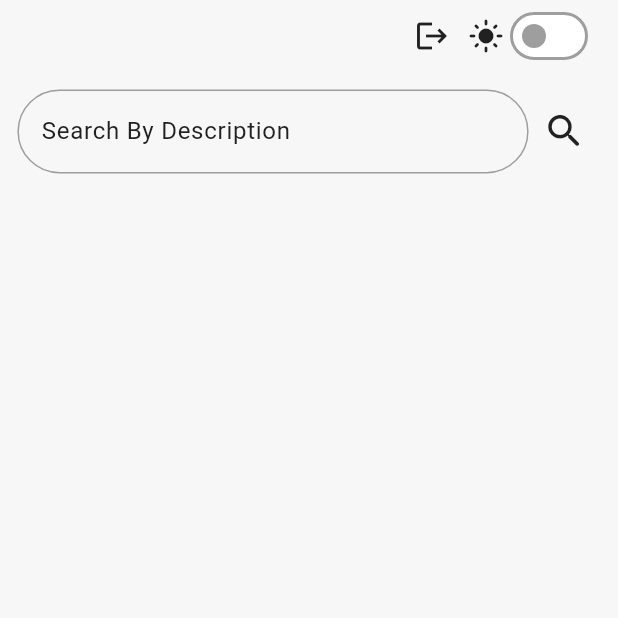
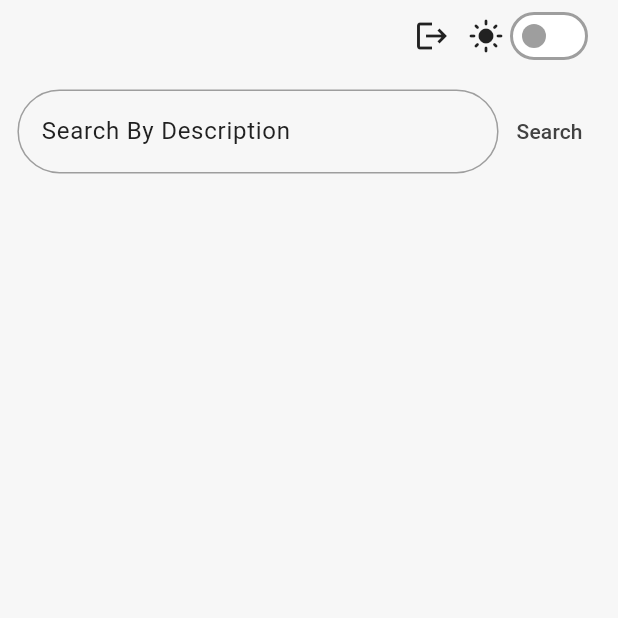
Before and after one commit to NiyasAliPK/Cash-Trace, a Flutter app: the screen it shows once a user with an empty profile is signed in, on a phone screen of 412 x 824 dp, the top half of it. Run offline on Flutter 3.47's test engine with Material 3 defaults, Android fonts, the phone set to English and light mode, and no system bars; our stand-ins replace cloud_firestore, firebase_auth, firebase_core, flutter_riverpod, flutter_screenutil, go_router and 3 more; accounts and stored records are empty; generated files the repository leaves out were written again.

Commit message:
made a tweek to search widget

```diff
--- a/lib/app/screens/home/widgets/search_field_widget.dart
+++ b/lib/app/screens/home/widgets/search_field_widget.dart
@@ -6,10 +6,7 @@ import 'package:flutter_riverpod/flutter_riverpod.dart';
 class SearchFieldWidget extends ConsumerWidget {
   final Function(String newValue) onSearch;
 
-  const SearchFieldWidget({
-    super.key,
-    required this.onSearch
-  });
+  const SearchFieldWidget({super.key, required this.onSearch});
 
   @override
   Widget build(BuildContext context, WidgetRef ref) {
@@ -44,9 +41,8 @@ class SearchFieldWidget extends ConsumerWidget {
               ),
             ),
           ),
-          IconButton(
-            icon: Icon(Icons.search_rounded,
-                size: SizeConstant.getHeightWithScreen(30)),
+          TextButton(
+            child: Text("Search"),
             onPressed: () {
               onSearch(controller.text);
             },
```
